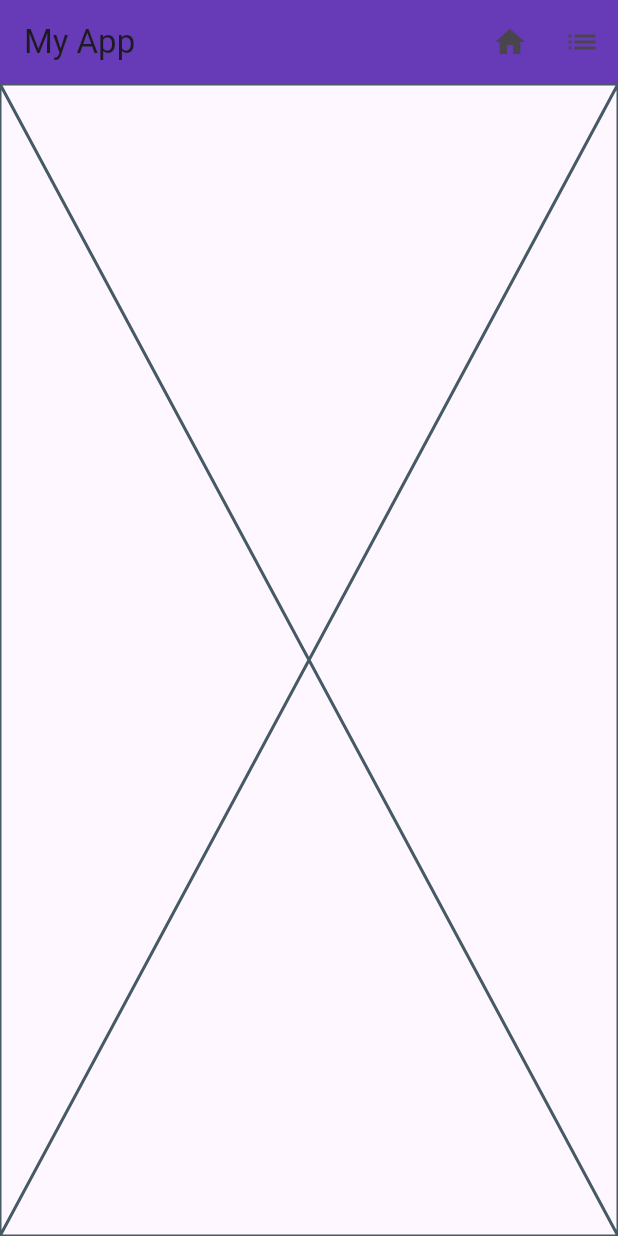
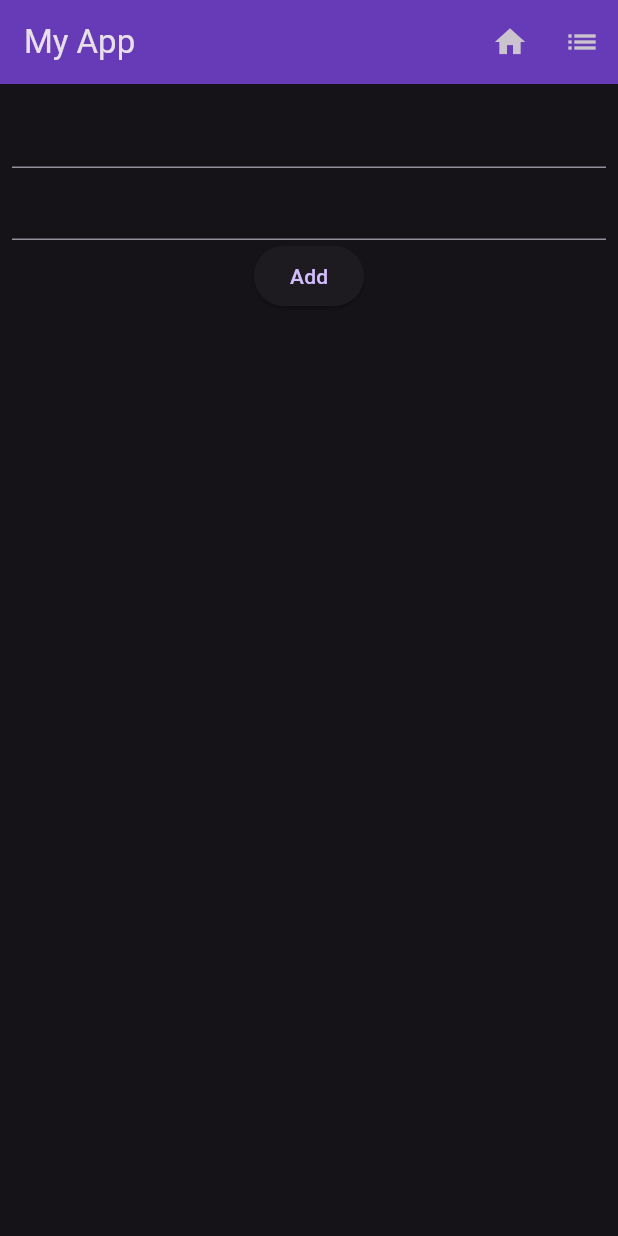
Before and after one commit to kei-kusanagi/hive_contact_list, a Flutter app: the screen it shows after launch, after a tap on the "list" icon, on a phone screen of 412 x 824 dp. Run offline on Flutter 3.47's test engine with Material 2 defaults, Android fonts, the phone set to English and light mode, and no system bars; our stand-ins replace hive_flutter; accounts and stored records are empty.

Commit message:
finaly add buy list

```diff
--- a/lib/contact.dart
+++ b/lib/contact.dart
@@ -15,6 +15,11 @@ class Contact extends HiveObject {
 
 @HiveType(typeId: 1)
 class ShoppingList extends HiveObject {
+  ShoppingList(
+      {required this.nombre,
+      required this.tienda,
+      required this.objetosAsociados});
+
   @HiveField(0)
   late String nombre;
 
--- a/lib/hive_data.dart
+++ b/lib/hive_data.dart
@@ -5,22 +5,24 @@ class HiveData {
   const HiveData();
 
   Future<int> saveContact(Contact contact) async {
-    final Box<Contact> box = await Hive.openBox<Contact>('contacts');
+    final Box<Contact> box = await Hive.openBox<Contact>('contactsBox');
     return box.add(contact);
   }
 
   Future<List<Contact>> get contacts async {
-    final Box<Contact> box = await Hive.openBox<Contact>('contacts');
+    final Box<Contact> box = await Hive.openBox<Contact>('contactsBox');
     return box.values.toList();
   }
 
-  Future<int> saveList(Contact shoppingList) async {
-    final Box<ShoppingList> box = await Hive.openBox<ShoppingList>('buyList');
-    return box.add(shoppingList as ShoppingList);
+  Future<int> saveList(ShoppingList shoppingList) async {
+    final Box<ShoppingList> box =
+        await Hive.openBox<ShoppingList>('buyListBox');
+    return box.add(shoppingList);
   }
 
   Future<List<ShoppingList>> get buyList async {
-    final Box<ShoppingList> box = await Hive.openBox<ShoppingList>('buyList');
+    final Box<ShoppingList> box =
+        await Hive.openBox<ShoppingList>('buyListBox');
     return box.values.toList();
   }
 }
--- a/lib/main.dart
+++ b/lib/main.dart
@@ -6,6 +6,7 @@ import 'package:hive_todolist_yt/screens/home_page.dart';
 Future<void> main() async {
   await Hive.initFlutter();
   Hive.registerAdapter(ContactAdapter());
+  Hive.registerAdapter(ShoppingListAdapter());
   runApp(const MyApp());
 }
 
@@ -19,6 +20,7 @@ class MyApp extends StatelessWidget {
       debugShowCheckedModeBanner: false,
       theme: ThemeData.from(
         colorScheme: ColorScheme.fromSeed(
+          brightness: Brightness.dark,
           seedColor: myPrimaryColor,
         ),
         useMaterial3: true,
--- a/lib/screens/list_page.dart
+++ b/lib/screens/list_page.dart
@@ -1,4 +1,6 @@
 import 'package:flutter/material.dart';
+import 'package:hive_todolist_yt/contact.dart';
+import 'package:hive_todolist_yt/hive_data.dart';
 
 class MyListPage extends StatefulWidget {
   const MyListPage({Key? key}) : super(key: key);
@@ -8,8 +10,73 @@ class MyListPage extends StatefulWidget {
 }
 
 class _MyListPageState extends State<MyListPage> {
+  List<String> nombres = [];
+  List<String> tiendas = [];
+  List<Map<String, dynamic>> listaProductos = [];
+
+  final TextEditingController nombreController = TextEditingController();
+  final TextEditingController tiendaController = TextEditingController();
+  final HiveData hiveData = const HiveData();
+  List<ShoppingList> shoppList = [];
+
+  @override
+  void initState() {
+    getData();
+    super.initState();
+  }
+
+  @override
+  void dispose() {
+    nombreController.dispose();
+    tiendaController.dispose();
+    super.dispose();
+  }
+
+  Future<void> getData() async {
+    shoppList = await hiveData.buyList;
+    setState(() {});
+  }
+
   @override
   Widget build(BuildContext context) {
-    return const Placeholder();
+    return Scaffold(
+      body: Padding(
+        padding: EdgeInsets.all(8.0),
+        child: Column(
+          children: [
+            TextFormField(
+              controller: nombreController,
+            ),
+            TextFormField(
+              controller: tiendaController,
+            ),
+            ElevatedButton(
+                onPressed: () async {
+                  await hiveData
+                      .saveList(
+                        ShoppingList(
+                            nombre: nombreController.text,
+                            tienda: tiendaController.text,
+                            objetosAsociados: listaProductos),
+                      )
+                      .then((value) => print(value));
+                  await getData();
+                },
+                child: const Text('Add')),
+            Expanded(
+              child: ListView.builder(
+                itemCount: shoppList.length ?? 0,
+                itemBuilder: (context, index) {
+                  return ListTile(
+                    title: Text(shoppList![index].nombre),
+                    subtitle: Text(shoppList![index].tienda),
+                  );
+                },
+              ),
+            ),
+          ],
+        ),
+      ),
+    );
   }
 }
```
Also changed, not shown: lib/contact.g.dart.
